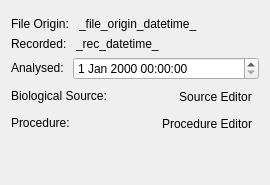
Above: src/scipyen/gui/widgets/dataclasswidgets/metadatawidget.ui from ctigaret/scipyen before the change. Below: the same form after it.
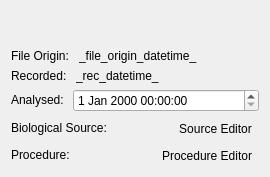
That is the form after the change. Icons and pictures are not drawn. Custom widgets are drawn as their Qt base class.

What changed in the file:
```diff
--- a/src/scipyen/gui/widgets/dataclasswidgets/metadatawidget.ui
+++ b/src/scipyen/gui/widgets/dataclasswidgets/metadatawidget.ui
@@ -7,7 +7,7 @@
     <x>0</x>
     <y>0</y>
     <width>270</width>
-    <height>185</height>
+    <height>177</height>
    </rect>
   </property>
   <property name="windowTitle">
@@ -214,19 +214,6 @@
      </item>
     </layout>
    </item>
-   <item row="6" column="0">
-    <spacer name="verticalSpacer">
-     <property name="orientation">
-      <enum>Qt::Orientation::Vertical</enum>
-     </property>
-     <property name="sizeHint" stdset="0">
-      <size>
-       <width>20</width>
-       <height>13</height>
-      </size>
-     </property>
-    </spacer>
-   </item>
   </layout>
  </widget>
  <customwidgets>
```
Left out of the diff: 188 changed lines with no effect on the pictures.
